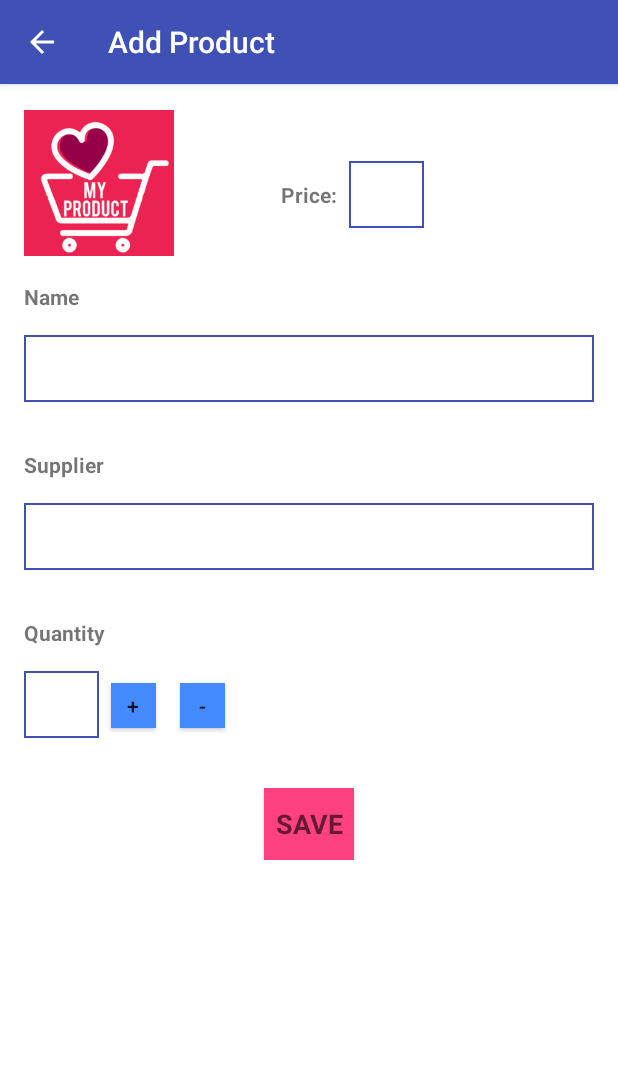
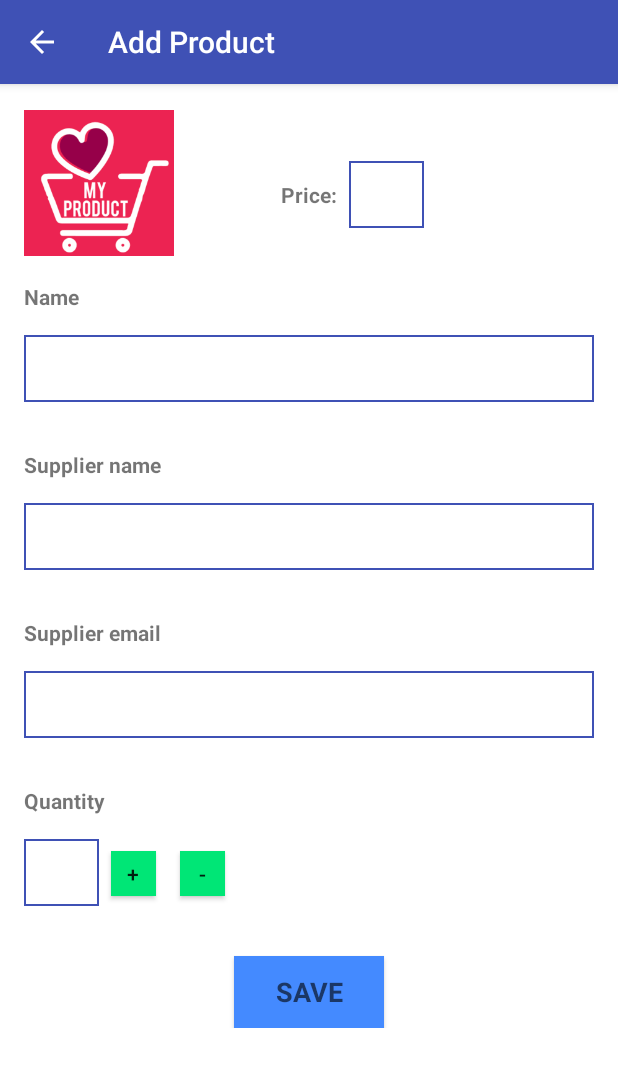
Before and after one commit to amatanat/Android-Basics---udacity, an Android app: the screen it shows after launch (DetailsActivity), after a tap on an icon or button, on a phone screen of 412 x 824 dp. Shown: the top 1067 px of the screen. Run offline under Robolectric (Android 15) with nearby library versions, the phone set to English and light mode, and no system bars; libraries missing offline, so code that uses them is left out: com.amulyakhare.textdrawable.

Commit message:
update DetailsActivity

```diff
--- a/InventoryApp/app/src/main/java/com/am/inventory/DetailsActivity.java
+++ b/InventoryApp/app/src/main/java/com/am/inventory/DetailsActivity.java
@@ -1,6 +1,7 @@
 package com.am.inventory;
 
 import android.content.ContentValues;
+import android.content.Intent;
 import android.database.Cursor;
 import android.net.Uri;
 import android.support.v4.app.LoaderManager;
@@ -12,6 +13,7 @@ import android.text.TextUtils;
 import android.util.Log;
 import android.view.Menu;
 import android.view.MenuItem;
+import android.view.MotionEvent;
 import android.view.View;
 import android.widget.Button;
 import android.widget.EditText;
@@ -19,6 +21,8 @@ import android.widget.ImageView;
 import android.widget.Toast;
 
 import com.am.inventory.data.ProductContract.ProductEntry;
+
+import org.w3c.dom.Text;
 
 public class DetailsActivity extends AppCompatActivity implements LoaderManager.LoaderCallbacks<Cursor> {
 
@@ -29,21 +33,26 @@ public class DetailsActivity extends AppCompatActivity implements LoaderManager.
     private EditText mProductPriceEditText;
     private EditText mProductQuantityEditText;
     private EditText mProductSupplierEditText;
+    private EditText mProductSupplierEmail;
     private ImageView mProductImage;
 
     private final int LOADER_INIT = 1;
+
+    private boolean mProductHasChanged = false;
+
+    private View.OnTouchListener mTouchListener = new View.OnTouchListener() {
+        @Override
+        public boolean onTouch(View view, MotionEvent motionEvent) {
+            mProductHasChanged = true;
+            return false;
+        }
+    };
+
 
     @Override
     protected void onCreate(Bundle savedInstanceState) {
         super.onCreate(savedInstanceState);
         setContentView(R.layout.activity_details);
-
-        mProductNameEditText        = (EditText)  findViewById(R.id.productName);
-        mProductPriceEditText       = (EditText)  findViewById(R.id.productPrice);
-        mProductQuantityEditText    = (EditText)  findViewById(R.id.productQuantity);
-        mProductSupplierEditText    = (EditText)  findViewById(R.id.productSupplier);
-        mProductImage               = (ImageView) findViewById(R.id.productImage);
-
 
         mContentUri = getIntent().getData();
 
@@ -64,6 +73,22 @@ public class DetailsActivity extends AppCompatActivity implements LoaderManager.
                 saveProduct();
             }
         });
+
+
+        mProductNameEditText        = (EditText)  findViewById(R.id.productName);
+        mProductPriceEditText       = (EditText)  findViewById(R.id.productPrice);
+        mProductQuantityEditText    = (EditText)  findViewById(R.id.productQuantity);
+        mProductSupplierEditText    = (EditText)  findViewById(R.id.productSupplier);
+        mProductSupplierEmail              = (EditText)  findViewById(R.id.supplierEmail);
+        mProductImage               = (ImageView) findViewById(R.id.productImage);
+
+        mProductNameEditText.setOnTouchListener(mTouchListener);
+        mProductPriceEditText.setOnTouchListener(mTouchListener);
+        mProductQuantityEditText.setOnTouchListener(mTouchListener);
+        mProductSupplierEditText.setOnTouchListener(mTouchListener);
+        mProductSupplierEmail.setOnTouchListener(mTouchListener);
+        mProductImage.setOnTouchListener(mTouchListener);
+
     }
 
     @Override
@@ -93,7 +118,7 @@ public class DetailsActivity extends AppCompatActivity implements LoaderManager.
             case R.id.order:
                 // sends an intent to either a phone app or an email app to
                 // contact the supplier using the information stored in the database.
-                //Todo pop up a toast
+                orderProduct();
                 return true;
             case R.id.delete:
                 deleteProduct();
@@ -120,11 +145,13 @@ public class DetailsActivity extends AppCompatActivity implements LoaderManager.
             productQuantity = Integer.parseInt(quantity);
         }
 
+        String email = mProductSupplierEmail.getText().toString().trim();
+
         // if product name or supplier's value is empty then finish {@link DetailsActivity}
         if (TextUtils.isEmpty(productName) || TextUtils.isEmpty(productSupplier) || productPrice == 0 ||
-                productQuantity == 0){
-            Toast.makeText(this, "Please feel empty places", Toast.LENGTH_SHORT).show();
-            //finish();
+                productQuantity == 0 || TextUtils.isEmpty(email)){
+            //Toast.makeText(this, "Please feel empty places", Toast.LENGTH_SHORT).show();
+            finish();
 
         } else {
 
@@ -133,6 +160,7 @@ public class DetailsActivity extends AppCompatActivity implements LoaderManager.
             contentValues.put(ProductEntry.COLUMN_PRODUCT_SUPPLIER, productSupplier);
             contentValues.put(ProductEntry.COLUMN_PRODUCT_PRICE, productPrice);
             contentValues.put(ProductEntry.COLUMN_PRODUCT_QUANTITY, productQuantity);
+            contentValues.put(ProductEntry.COLUMN_PRODUCT_SUPPLIER_EMAIL, email);
 
 
             if (mContentUri == null){
@@ -150,9 +178,9 @@ public class DetailsActivity extends AppCompatActivity implements LoaderManager.
                 int updatedProductsRowNumber = getContentResolver().update(mContentUri,contentValues, null,null);
                 showToastMessage(updatedProductsRowNumber, "update");
             }
-            finish();
+
         }
-        //finish();
+        finish();
     }
 
     private void deleteProduct(){
@@ -173,6 +201,20 @@ public class DetailsActivity extends AppCompatActivity implements LoaderManager.
         }
     }
 
+    private void orderProduct(){
+        Intent intent = new Intent(android.content.Intent.ACTION_SENDTO);
+        intent.setType("text/plain");
+        intent.putExtra(Intent.EXTRA_EMAIL, mProductSupplierEmail.getText().toString().trim());
+        intent.putExtra(Intent.EXTRA_SUBJECT, "Order product");
+        intent.putExtra(Intent.EXTRA_TEXT, "I want to order from this product.");
+
+        try {
+            startActivity(Intent.createChooser(intent, "Send mail..."));
+        } catch (android.content.ActivityNotFoundException ex) {
+            Toast.makeText(this, "There are no email clients installed in your device.", Toast.LENGTH_SHORT).show();
+        }
+    }
+
     @Override
     public Loader<Cursor> onCreateLoader(int id, Bundle args) {
         String[] projection = {
@@ -180,7 +222,8 @@ public class DetailsActivity extends AppCompatActivity implements LoaderManager.
                 ProductEntry.COLUMN_PRODUCT_NAME,
                 ProductEntry.COLUMN_PRODUCT_QUANTITY,
                 ProductEntry.COLUMN_PRODUCT_PRICE,
-                ProductEntry.COLUMN_PRODUCT_SUPPLIER
+                ProductEntry.COLUMN_PRODUCT_SUPPLIER,
+                ProductEntry.COLUMN_PRODUCT_SUPPLIER_EMAIL
         };
         return new CursorLoader(this, mContentUri, projection, null, null,null);
     }
@@ -197,16 +240,19 @@ public class DetailsActivity extends AppCompatActivity implements LoaderManager.
             int priceIndex = cursor.getColumnIndexOrThrow(ProductEntry.COLUMN_PRODUCT_PRICE);
             int quantityIndex = cursor.getColumnIndexOrThrow(ProductEntry.COLUMN_PRODUCT_QUANTITY);
             int supplierIndex = cursor.getColumnIndexOrThrow(ProductEntry.COLUMN_PRODUCT_SUPPLIER);
+            int supplierEmailIndex = cursor.getColumnIndexOrThrow(ProductEntry.COLUMN_PRODUCT_SUPPLIER_EMAIL);
 
             String nameText = cursor.getString(nameIndex);
             int priceValue = cursor.getInt(priceIndex);
             int quantityValue = cursor.getInt(quantityIndex);
             String supplierText = cursor.getString(supplierIndex);
+            String supplierEmail =  cursor.getString(supplierEmailIndex);
 
             mProductNameEditText.setText(nameText);
             mProductPriceEditText.setText(Integer.toString(priceValue));
             mProductQuantityEditText.setText(Integer.toString(quantityValue));
             mProductSupplierEditText.setText(supplierText);
+            mProductSupplierEmail.setText(supplierEmail);
         }
     }
 
@@ -217,5 +263,6 @@ public class DetailsActivity extends AppCompatActivity implements LoaderManager.
         mProductPriceEditText.setText("");
         mProductSupplierEditText.setText("");
         mProductQuantityEditText.setText("");
+        mProductSupplierEmail.setText("");
     }
 }
--- a/InventoryApp/app/src/main/java/com/am/inventory/MainActivity.java
+++ b/InventoryApp/app/src/main/java/com/am/inventory/MainActivity.java
@@ -56,17 +56,14 @@ public class MainActivity extends AppCompatActivity implements LoaderManager.Loa
 
                 // send Content Uri with the id of the clicked item
                 intent.setData(ContentUris.withAppendedId(ProductContract.ProductEntry.CONTENT_URI, id));
-
                 startActivity(intent);
+                //Todo: set price background color here
             }
         });
 
         // get emptyview id and set it as emptyview in listview
         View emptyView = findViewById(R.id.empty_view);
         listView.setEmptyView(emptyView);
-
-        //Todo: implement listview item click method
-        //Todo: set price background color here
 
         getSupportLoaderManager().initLoader(LOADER_INIT, null, this);
 
@@ -97,9 +94,11 @@ public class MainActivity extends AppCompatActivity implements LoaderManager.Loa
 
         ContentValues values = new ContentValues();
 
-        values.put(ProductContract.ProductEntry.COLUMN_PRODUCT_NAME,"water");
+        values.put(ProductContract.ProductEntry.COLUMN_PRODUCT_NAME,"book");
         values.put(ProductContract.ProductEntry.COLUMN_PRODUCT_PRICE, 7);
         values.put(ProductContract.ProductEntry.COLUMN_PRODUCT_QUANTITY, 6);
+        values.put(ProductContract.ProductEntry.COLUMN_PRODUCT_SUPPLIER_EMAIL,"test@gmail.com");
+        values.put(ProductContract.ProductEntry.COLUMN_PRODUCT_SUPPLIER, "Thalia");
 
         Uri resultUri= getContentResolver().insert(ProductContract.ProductEntry.CONTENT_URI, values);
 
@@ -117,8 +116,7 @@ public class MainActivity extends AppCompatActivity implements LoaderManager.Loa
                 ProductContract.ProductEntry._ID,
                 ProductContract.ProductEntry.COLUMN_PRODUCT_NAME,
                 ProductContract.ProductEntry.COLUMN_PRODUCT_PRICE,
-                ProductContract.ProductEntry.COLUMN_PRODUCT_QUANTITY,
-                ProductContract.ProductEntry.COLUMN_PRODUCT_SUPPLIER
+                ProductContract.ProductEntry.COLUMN_PRODUCT_QUANTITY
         };
 
         // This loader will execute ContentProvider's query method in a background thread
--- a/InventoryApp/app/src/main/java/com/am/inventory/ProductCursorAdapter.java
+++ b/InventoryApp/app/src/main/java/com/am/inventory/ProductCursorAdapter.java
@@ -35,6 +35,7 @@ public class ProductCursorAdapter extends CursorAdapter {
         TextView productPrice = (TextView) view.findViewById(R.id.product_price);
         TextView productQuantity = (TextView) view.findViewById(R.id.product_quantity);
 
+
         // get values of corresponding columns from cursor
         String name = cursor.getString(cursor.getColumnIndexOrThrow(ProductEntry.COLUMN_PRODUCT_NAME));
         int price = cursor.getInt(cursor.getColumnIndexOrThrow(ProductEntry.COLUMN_PRODUCT_PRICE));
--- a/InventoryApp/app/src/main/java/com/am/inventory/data/ProductContract.java
+++ b/InventoryApp/app/src/main/java/com/am/inventory/data/ProductContract.java
@@ -41,6 +41,8 @@ public class ProductContract {
 
         public static final String COLUMN_PRODUCT_SUPPLIER = "supplier";
 
+        public static final String COLUMN_PRODUCT_SUPPLIER_EMAIL = "email";
+
         public static final String COLUMN_PRODUCT_PICTURE = "picture";
 
 
--- a/InventoryApp/app/src/main/java/com/am/inventory/data/ProductDbHelper.java
+++ b/InventoryApp/app/src/main/java/com/am/inventory/data/ProductDbHelper.java
@@ -22,8 +22,9 @@ public class ProductDbHelper extends SQLiteOpenHelper {
                     ProductEntry.COLUMN_PRODUCT_NAME + " TEXT NOT NULL," +
                     ProductEntry.COLUMN_PRODUCT_PRICE + " INTEGER NOT NULL," +
                     ProductEntry.COLUMN_PRODUCT_QUANTITY + " INTEGER NOT NULL," +
-                    ProductEntry.COLUMN_PRODUCT_SUPPLIER + " TEXT)";
-                 //   ProductEntry.COLUMN_PRODUCT_PICTURE + " INTEGER NOT NULL)";
+                    ProductEntry.COLUMN_PRODUCT_SUPPLIER + " TEXT," +
+                    ProductEntry.COLUMN_PRODUCT_SUPPLIER_EMAIL + " TEXT)" ;
+                  //  ProductEntry.COLUMN_PRODUCT_PICTURE + " INTEGER NOT NULL)";
 
 
     public ProductDbHelper(Context context){
--- a/InventoryApp/app/src/main/res/layout/activity_details.xml
+++ b/InventoryApp/app/src/main/res/layout/activity_details.xml
@@ -54,36 +54,34 @@
         </RelativeLayout>
 
         <TextView
-            android:layout_width="wrap_content"
-            android:layout_height="wrap_content"
-            android:layout_marginBottom="16dp"
-            android:text="@string/productName"
-            android:textAppearance="?android:textAppearanceSmall"
-            android:textStyle="bold"/>
+            style="@style/styleDetailsTextView"
+            android:text="@string/productName"/>
 
         <EditText
             android:id="@+id/productName"
             style="@style/styleEditText"/>
 
         <TextView
-            android:layout_width="wrap_content"
-            android:layout_height="wrap_content"
-            android:layout_marginBottom="16dp"
-            android:text="@string/productSupplier"
-            android:textAppearance="?android:textAppearanceSmall"
-            android:textStyle="bold"/>
+            style="@style/styleDetailsTextView"
+            android:text="@string/productSupplier"/>
 
         <EditText
             android:id="@+id/productSupplier"
             style="@style/styleEditText"/>
 
         <TextView
-            android:layout_width="wrap_content"
-            android:layout_height="wrap_content"
-            android:layout_marginBottom="16dp"
-            android:text="@string/quantity"
-            android:textAppearance="?android:textAppearanceSmall"
-            android:textStyle="bold"/>
+            style="@style/styleDetailsTextView"
+            android:text="@string/supplierEmail"/>
+
+        <EditText
+            android:id="@+id/supplierEmail"
+            android:inputType="textEmailAddress"
+            style="@style/styleEditText"/>
+
+
+        <TextView
+            style="@style/styleDetailsTextView"
+            android:text="@string/quantity"/>
 
         <RelativeLayout
             android:layout_width="match_parent"
@@ -106,6 +104,7 @@
                 android:layout_toEndOf="@+id/productQuantity"
                 android:layout_toRightOf="@+id/productQuantity"
                 android:text="+"
+                android:background="@color/colorGreen"
                 tools:ignore="HardcodedText"/>
 
             <Button
@@ -114,6 +113,7 @@
                 android:layout_toEndOf="@+id/incrementQuantity"
                 android:layout_toRightOf="@+id/incrementQuantity"
                 android:text="-"
+                android:background="@color/colorGreen"
                 tools:ignore="HardcodedText"/>
 
         </RelativeLayout>
@@ -121,13 +121,13 @@
 
         <Button
             android:id = "@+id/save"
-            android:layout_width="60dp"
+            android:layout_width="100dp"
             android:layout_height="wrap_content"
             android:text="SAVE"
             android:layout_marginTop="32dp"
             android:textStyle="bold"
             android:textAppearance="?android:textAppearanceMedium"
-            android:background="@color/colorAccent"
+            android:background="@color/colorBlue"
             android:layout_gravity="center"
             tools:ignore="HardcodedText"/>
 
--- a/InventoryApp/app/src/main/res/values/colors.xml
+++ b/InventoryApp/app/src/main/res/values/colors.xml
@@ -4,4 +4,5 @@
     <color name="colorPrimaryDark">#303F9F</color>
     <color name="colorAccent">#FF4081</color>
     <color name="colorBlue">#448AFF</color>
+    <color name="colorGreen">#00E676</color>
 </resources>
--- a/InventoryApp/app/src/main/res/values/strings.xml
+++ b/InventoryApp/app/src/main/res/values/strings.xml
@@ -5,7 +5,8 @@
     <string name="noProduct">No Product to show</string>
     <string name="addProduct">Start by adding a new Product</string>
     <string name="productName">Name</string>
-    <string name="productSupplier">Supplier</string>
+    <string name="productSupplier">Supplier name</string>
+    <string name="supplierEmail">Supplier email</string>
     <string name="productPrice">Price:</string>
     <string name="quantity">Quantity</string>
     <string name="order">Order Product</string>
--- a/InventoryApp/app/src/main/res/values/styles.xml
+++ b/InventoryApp/app/src/main/res/values/styles.xml
@@ -30,7 +30,13 @@
         <item name="android:layout_width">30dp</item>
         <item name="android:layout_height">30dp</item>
         <item name="android:layout_margin">8dp</item>
-        <item name="android:background">@color/colorBlue</item>
     </style>
 
+    <style name="styleDetailsTextView">
+        <item name="android:layout_width">wrap_content</item>
+        <item name="android:layout_height">wrap_content</item>
+        <item name="android:layout_marginBottom">16dp</item>
+        <item name="android:textAppearance">?android:textAppearanceSmall</item>
+        <item name="android:textStyle">bold</item>
+    </style>
 </resources>
```
